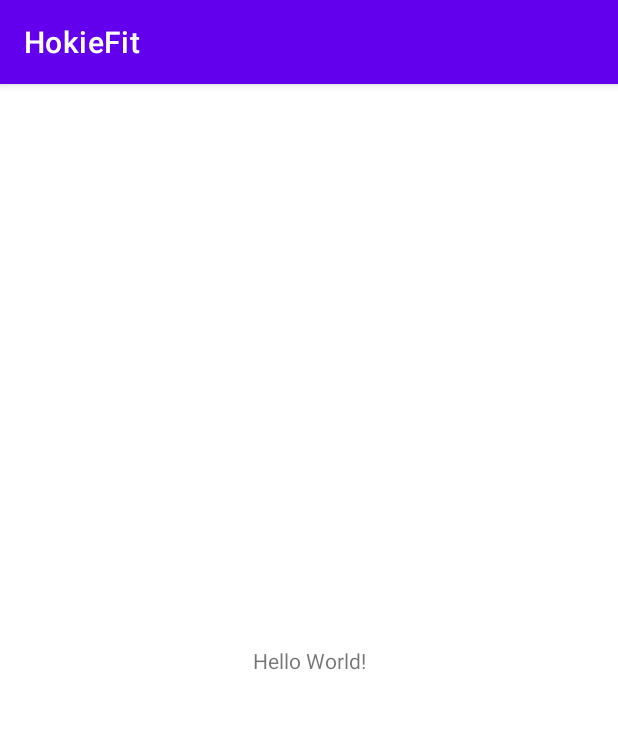
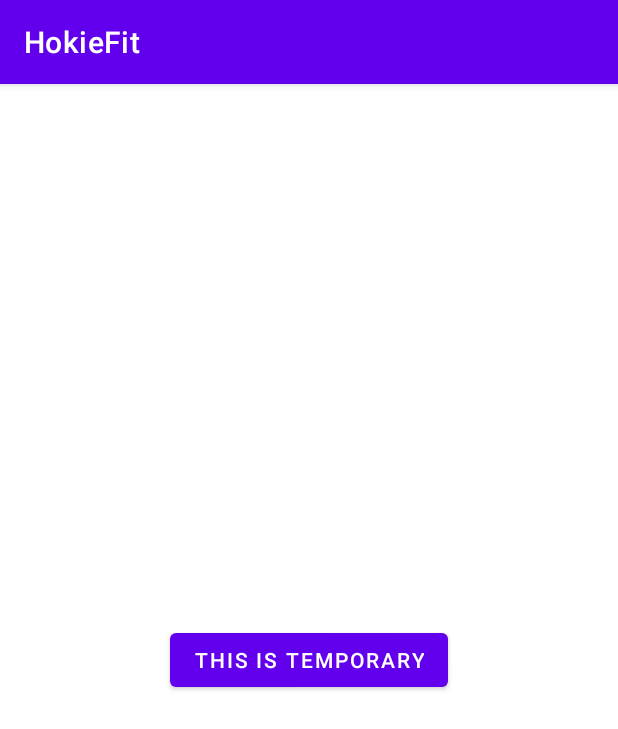
Before and after one commit to thewongian/hokie-fit, an Android app: the screen it shows after launch (MainActivity), on a phone screen of 412 x 824 dp. Shown: the top 729 px of the screen. Run offline under Robolectric (Android 15) with nearby library versions, the phone set to English and light mode, and no system bars.

Commit message:
frag view/styling mostly done

```diff
--- a/app/src/main/java/com/example/hokiefit/MainActivity.java
+++ b/app/src/main/java/com/example/hokiefit/MainActivity.java
@@ -1,8 +1,11 @@
 package com.example.hokiefit;
 
 import androidx.appcompat.app.AppCompatActivity;
+import androidx.constraintlayout.widget.ConstraintLayout;
 
 import android.os.Bundle;
+import android.view.View;
+import android.widget.Button;
 
 public class MainActivity extends AppCompatActivity {
 
@@ -10,5 +13,37 @@ public class MainActivity extends AppCompatActivity {
     protected void onCreate(Bundle savedInstanceState) {
         super.onCreate(savedInstanceState);
         setContentView(R.layout.activity_main);
+
+        /* Button to display fragment expansion functionality
+         * TODO: Remove button from this class and XML
+         * TODO: Set animation for opening the fragment
+         */
+        Button temp = findViewById(R.id.expand_settings_frag);
+        ConstraintLayout mainLayout = findViewById(R.id.main_layout);
+        // set up settings fragment
+        SettingsFragment settingsFragment = new SettingsFragment();
+        getSupportFragmentManager().beginTransaction()
+                .replace(R.id.container, settingsFragment)
+                .hide(settingsFragment)
+                .commit();
+
+        View.OnClickListener ClickListener = v -> {
+            /*
+             * display the fragment on button click (no toggle functionality)
+             */
+            if (v.getId() == temp.getId()) {
+                getSupportFragmentManager().beginTransaction()
+                        .show(settingsFragment)
+                        .commit();
+            }
+            if (v.getId() == mainLayout.getId() && v.getId() != settingsFragment.getId()) {
+                getSupportFragmentManager().beginTransaction()
+                        .hide(settingsFragment)
+                        .commit();
+            }
+        };
+
+        temp.setOnClickListener(ClickListener);
+        mainLayout.setOnClickListener(ClickListener);
     }
 }
--- /dev/null
+++ b/app/src/main/java/com/example/hokiefit/SettingsFragment.java
@@ -0,0 +1,21 @@
+package com.example.hokiefit;
+
+import android.os.Bundle;
+import android.view.LayoutInflater;
+import android.view.View;
+import android.view.ViewGroup;
+
+import androidx.annotation.NonNull;
+import androidx.annotation.Nullable;
+import androidx.fragment.app.Fragment;
+
+public class SettingsFragment extends Fragment {
+
+    @Nullable
+    @Override
+    public View onCreateView(@NonNull LayoutInflater inflater, @Nullable ViewGroup container, @Nullable Bundle savedInstanceState) {
+        View v = inflater.inflate(R.layout.settings_fragment, container, false);
+        setRetainInstance(true);
+        return v;
+    }
+}
--- /dev/null
+++ b/app/src/main/res/drawable/border.xml
@@ -0,0 +1,6 @@
+<?xml version="1.0" encoding="utf-8"?>
+<shape xmlns:android="http://schemas.android.com/apk/res/android"
+    android:shape="rectangle">
+    <solid android:color="#AFFFFFFF" />
+    <stroke android:width="1dp" android:color="@color/material_on_background_emphasis_high_type"/>
+</shape>
--- a/app/src/main/res/layout/activity_main.xml
+++ b/app/src/main/res/layout/activity_main.xml
@@ -4,15 +4,29 @@
     xmlns:tools="http://schemas.android.com/tools"
     android:layout_width="match_parent"
     android:layout_height="match_parent"
+    android:id="@+id/main_layout"
     tools:context=".MainActivity">
 
-    <TextView
+    <FrameLayout
+        android:id="@+id/container"
+        android:layout_width="match_parent"
+        android:layout_height="match_parent"
+        app:layout_constraintBottom_toBottomOf="parent"
+        app:layout_constraintEnd_toEndOf="parent"
+        app:layout_constraintHorizontal_bias="0.5"
+        app:layout_constraintStart_toStartOf="parent"
+        app:layout_constraintTop_toTopOf="parent"
+        android:translationZ="10dp"/>
+
+    <Button
+        android:id="@+id/expand_settings_frag"
         android:layout_width="wrap_content"
         android:layout_height="wrap_content"
-        android:text="Hello World!"
-        app:layout_constraintBottom_toBottomOf="parent"
-        app:layout_constraintLeft_toLeftOf="parent"
-        app:layout_constraintRight_toRightOf="parent"
-        app:layout_constraintTop_toTopOf="parent" />
+        app:layout_constraintBottom_toBottomOf="@+id/container"
+        app:layout_constraintEnd_toEndOf="@+id/container"
+        app:layout_constraintStart_toStartOf="@+id/container"
+        app:layout_constraintTop_toTopOf="@+id/container"
+        android:text="THIS IS TEMPORARY" />
+
 
 </androidx.constraintlayout.widget.ConstraintLayout>
--- a/app/src/main/res/values/strings.xml
+++ b/app/src/main/res/values/strings.xml
@@ -1,3 +1,7 @@
 <resources>
     <string name="app_name">HokieFit</string>
+    <string name="user_name">James Bond</string>
+    <string name="profile">Profile</string>
+    <string name="my_goal">My Goal</string>
+    <string name="settings">Settings</string>
 </resources>
```
Also changed, not shown: app/src/main/res/layout/settings_fragment.xml (added, +59 -0 lines).
